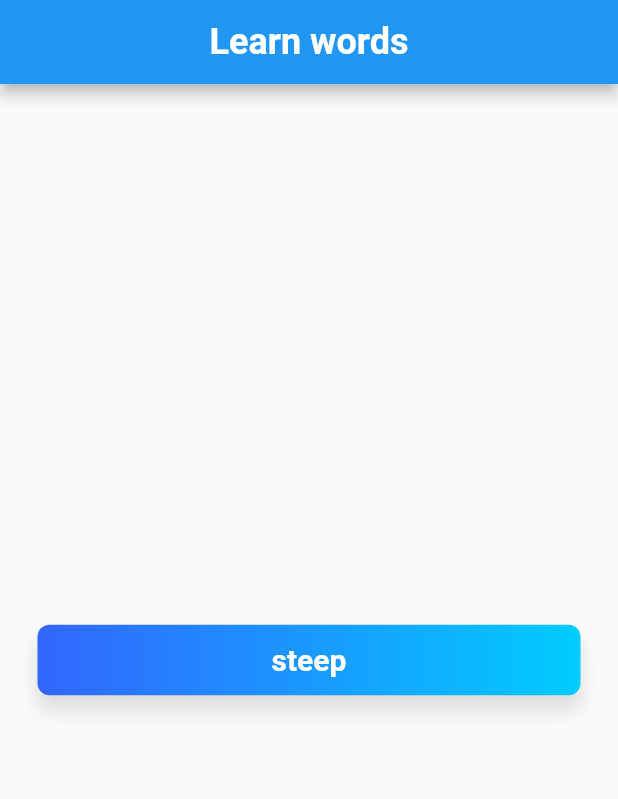
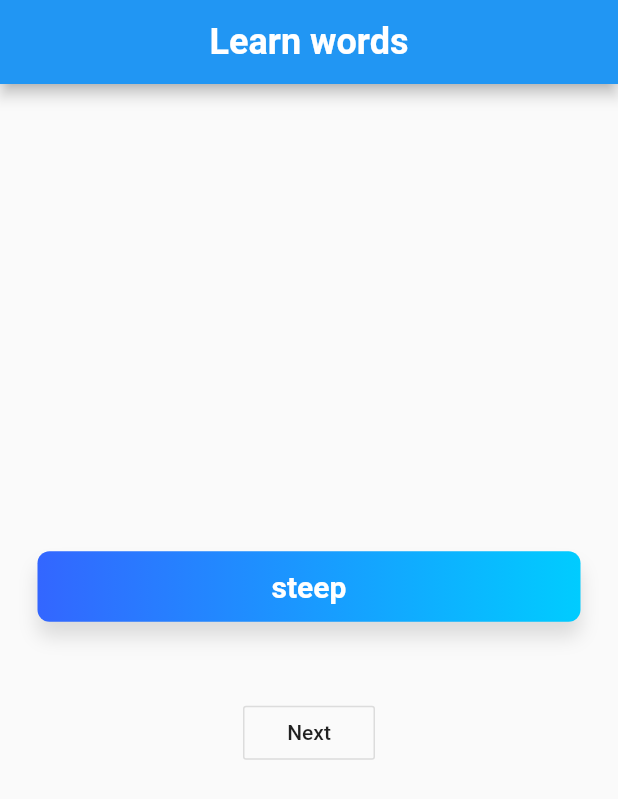
Before and after one commit to Veligura/flutter, a Flutter app: the screen it shows after launch, on a phone screen of 412 x 824 dp. Shown: the top 799 px of the screen. Run offline on Flutter 3.47's test engine with Material 2 defaults, Android fonts, the phone set to English and light mode, and no system bars.

Commit message:
add next button

```diff
--- a/lib/single-card-screen.dart
+++ b/lib/single-card-screen.dart
@@ -3,9 +3,8 @@ import 'dart:collection';
 import './const.dart';
 import './single-card.dart';
 
-
 class SingleCardScreen extends StatefulWidget {
-  final Queue <MapEntry<String, String>> wordQueue  = Queue.from(words.entries);
+  final Queue<MapEntry<String, String>> wordQueue = Queue.from(words.entries);
   @override
   State<StatefulWidget> createState() {
     print(wordQueue);
@@ -14,13 +13,33 @@ class SingleCardScreen extends StatefulWidget {
   }
 }
 
-class _SingleCardState extends State<SingleCardScreen>{
+class _SingleCardState extends State<SingleCardScreen> {
+  next() {
+    setState(() {
+      widget.wordQueue.removeFirst();
+    });
+  }
 
   @override
   Widget build(BuildContext context) {
     final MapEntry<String, String> value = widget.wordQueue.first;
     final String front = value.key;
     final String rear = value.value;
-    return SingleCard(front: front, rear: rear,);
+    return Column(
+      mainAxisAlignment: MainAxisAlignment.spaceBetween,
+      children: <Widget>[
+        SingleCard(
+          front: front,
+          rear: rear,
+        ),
+        Container(
+          child: OutlineButton(
+            onPressed: next,
+            child: Text("Next"),
+          ),
+          margin: EdgeInsets.only(top: 50),
+        )
+      ],
+    );
   }
 }
--- a/lib/single-card.dart
+++ b/lib/single-card.dart
@@ -5,6 +5,7 @@ class SingleCard extends StatefulWidget {
 
   final String front;
   final String rear;
+  bool isRear = false;
 
 
   @override
@@ -17,16 +18,14 @@ class SingleCard extends StatefulWidget {
 
 class _SingleCardState extends State<SingleCard> {
   _SingleCardState();
-  bool isRear = false;
   void toggleCard() {
     setState(() {
-      isRear = !isRear;
+      widget.isRear = !widget.isRear;
     });
   }
 
   @override
   Widget build(BuildContext context) {
-    // TODO: implement build
     return GestureDetector(
         onTap: toggleCard,
         child: Row(children: [
@@ -54,7 +53,7 @@ class _SingleCardState extends State<SingleCard> {
               alignment: Alignment.center,
               margin:
                   const EdgeInsets.symmetric(horizontal: 20.0, vertical: 12),
-              child: Text(isRear ? widget.rear : widget.front,
+              child: Text(widget.isRear ? widget.rear : widget.front,
              style: const TextStyle(
                   color: Colors.white,
                   fontWeight: FontWeight.w600,
```
